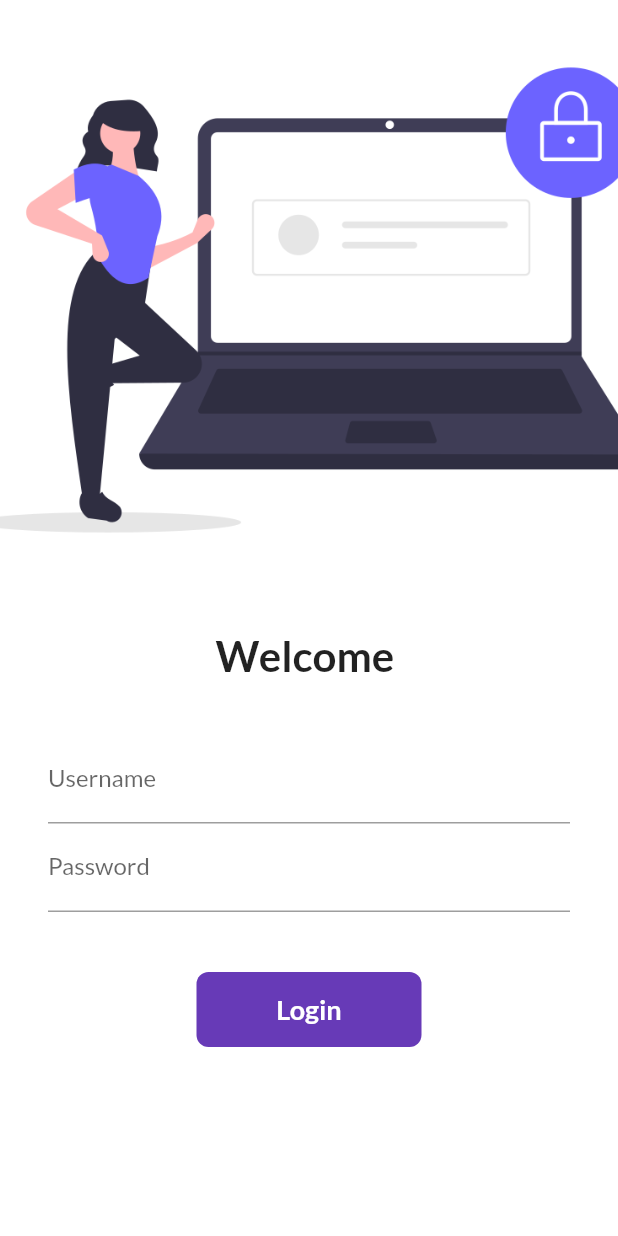
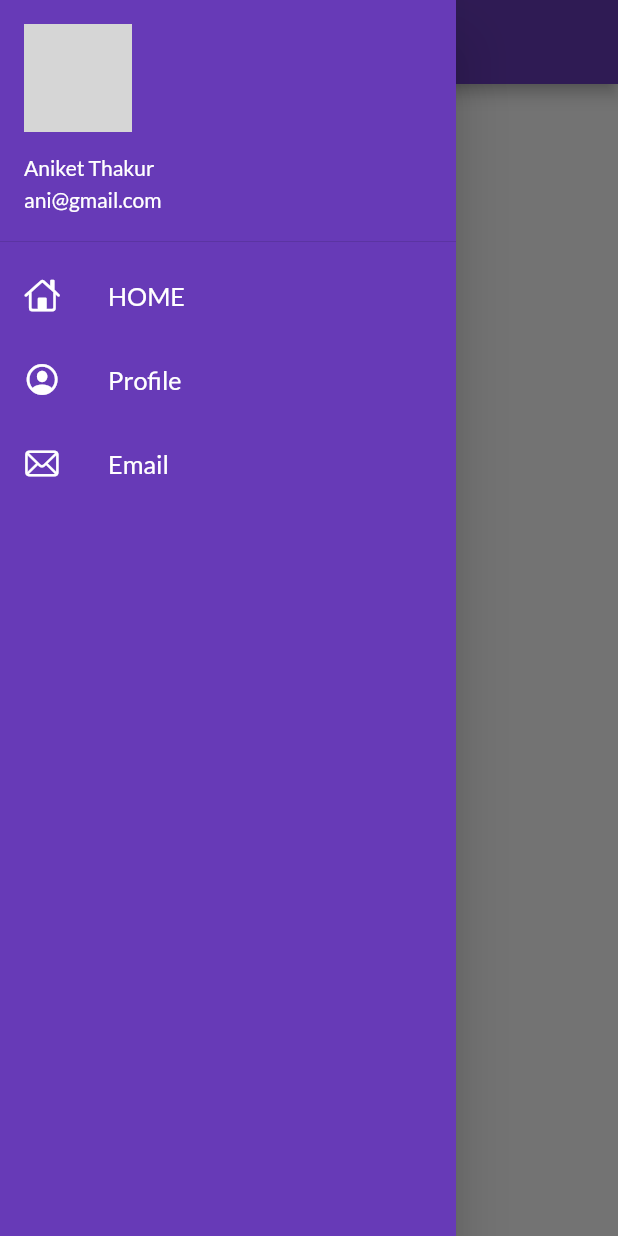
Before and after one commit to Anikat-ThaKur/FLUTTER_CATALOG_APP, a Flutter app: the screen it shows after launch, with the side drawer open (before the commit the screen has no drawer), on a phone screen of 412 x 824 dp. Run offline on Flutter 3.47's test engine with Material 2 defaults, Android fonts, the phone set to English and light mode, and no system bars; our stand-ins replace google_fonts; network calls fail; grey boxes are pictures that could not be loaded.

Commit message:
Day5 completed

```diff
--- a/lib/main.dart
+++ b/lib/main.dart
@@ -19,7 +19,8 @@ class MyApp extends StatelessWidget {
         brightness: Brightness.light,
        fontFamily: GoogleFonts.lato().fontFamily,
         ),
-      initialRoute: "/",
+        debugShowCheckedModeBanner: false,
+      initialRoute: MyRoutes.homeRoute,
       routes: {
         "/": (context) => LoginPage(),
         MyRoutes.homeRoute: (context) => HomePage(),
--- a/lib/pages/homepage.dart
+++ b/lib/pages/homepage.dart
@@ -1,4 +1,5 @@
 import "package:flutter/material.dart";
+import "package:flutter_projects/widgets/Drawer.dart";
 
 class HomePage extends StatelessWidget {
 
@@ -17,7 +18,7 @@ class HomePage extends StatelessWidget {
 
     ),
     ),
-      drawer: Drawer(),
+      drawer: MyDrawer(),
     );
   }
 }
--- /dev/null
+++ b/lib/widgets/Drawer.dart
@@ -0,0 +1,77 @@
+
+import 'package:flutter/cupertino.dart';
+import 'package:flutter/material.dart';
+
+class MyDrawer extends StatelessWidget {
+
+  @override
+  Widget build(BuildContext context) {
+    final imageUrl="https://encrypted-tbn0.gstatic.com/images?q=tbn:ANd9GcTQwJQsfOuv3MEP0BVqiwZ6STOw1tEhh3Tcng&usqp=CAU";
+    return Drawer(
+      child: Container(
+        color: Colors.deepPurple,
+
+        child: ListView(
+          padding: EdgeInsets.zero,
+          children:  [
+            DrawerHeader(
+              padding: EdgeInsets.zero,
+              child: UserAccountsDrawerHeader(
+                margin: EdgeInsets.zero,
+                 accountName: Text("Aniket Thakur"),
+                accountEmail: Text("ani@gmail.com"),
+                currentAccountPicture: CircleAvatar(
+                  //provider for image not widget
+                  backgroundImage: NetworkImage(imageUrl),
+                ),
+              ),
+
+            ),
+            ListTile(
+              leading: Icon(
+                CupertinoIcons.home,
+                color: Colors.white,
+              ),
+              title: Text(
+                "HOME",
+                textScaleFactor: 1.2,
+                style: TextStyle(color: Colors.white),
+              ),
+
+
+            ),
+             ListTile(
+              leading: Icon(
+                CupertinoIcons.profile_circled,
+                color: Colors.white,
+              ),
+              title: Text(
+                "Profile",
+                textScaleFactor: 1.2,
+                style: TextStyle(color: Colors.white),
+              ),
+
+
+            ),
+             ListTile(
+              leading: Icon(
+                CupertinoIcons.mail,
+                color: Colors.white,
+              ),
+              title: Text(
+                "Email",
+                textScaleFactor: 1.2,
+                style: TextStyle(color: Colors.white),
+              ),
+
+
+            )
+          ],
+
+        ),
+      ),
+
+
+    );
+  }
+}
```
